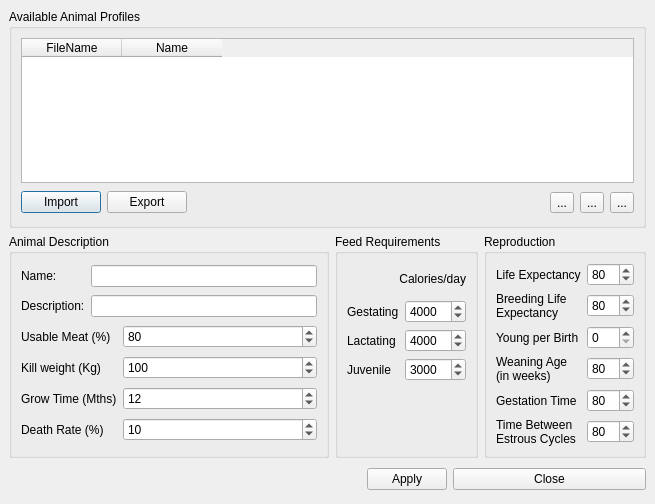
This is src/ui/laanimalmanagerbase.ui in arkygeek/landuseanalyst as Qt 5 draws it before an edit. The edited form follows.
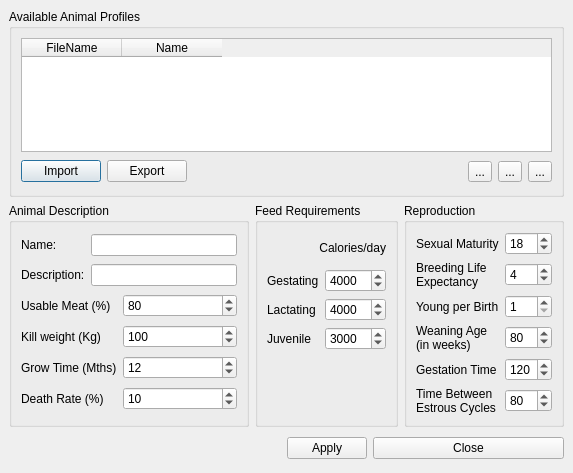
This is the edited form. Icons and pictures are not drawn.

The edit to the form file:
```diff
--- a/src/ui/laanimalmanagerbase.ui
+++ b/src/ui/laanimalmanagerbase.ui
@@ -5,8 +5,8 @@
    <rect>
     <x>0</x>
     <y>0</y>
-    <width>655</width>
-    <height>504</height>
+    <width>573</width>
+    <height>473</height>
    </rect>
   </property>
   <property name="windowTitle" >
@@ -621,7 +621,13 @@
 &lt;p style=" margin-top:0px; margin-bottom:0px; margin-left:0px; margin-right:0px; -qt-block-indent:0; text-indent:0px;">Number of young born per birth (average)&lt;/p>&lt;/body>&lt;/html></string>
         </property>
         <property name="maximum" >
-         <number>999</number>
+         <number>20</number>
+        </property>
+        <property name="minimum" >
+         <number>1</number>
+        </property>
+        <property name="value" >
+         <number>1</number>
         </property>
        </widget>
       </item>
@@ -665,7 +671,7 @@
          <number>120</number>
         </property>
         <property name="value" >
-         <number>80</number>
+         <number>4</number>
         </property>
        </widget>
       </item>
@@ -678,7 +684,7 @@
 &lt;p style=" margin-top:0px; margin-bottom:0px; margin-left:0px; margin-right:0px; -qt-block-indent:0; text-indent:0px;">Weeks from birth to kill weight&lt;/p>&lt;/body>&lt;/html></string>
         </property>
         <property name="text" >
-         <string>Life Expectancy</string>
+         <string>Sexual Maturity</string>
         </property>
         <property name="textFormat" >
          <enum>Qt::AutoText</enum>
@@ -705,10 +711,10 @@
 &lt;p style=" margin-top:0px; margin-bottom:0px; margin-left:0px; margin-right:0px; -qt-block-indent:0; text-indent:0px;">Number of years females are useful for breeding&lt;/p>&lt;/body>&lt;/html></string>
         </property>
         <property name="maximum" >
-         <number>120</number>
+         <number>240</number>
         </property>
         <property name="value" >
-         <number>80</number>
+         <number>18</number>
         </property>
        </widget>
       </item>
@@ -748,10 +754,13 @@
 &lt;p style=" margin-top:0px; margin-bottom:0px; margin-left:0px; margin-right:0px; -qt-block-indent:0; text-indent:0px;">Gestation time in days&lt;/p>&lt;/body>&lt;/html></string>
         </property>
         <property name="maximum" >
-         <number>120</number>
+         <number>365</number>
+        </property>
+        <property name="minimum" >
+         <number>1</number>
         </property>
         <property name="value" >
-         <number>80</number>
+         <number>120</number>
         </property>
        </widget>
       </item>
```
Left out of the diff: 2 changed lines with no effect on the pictures.
